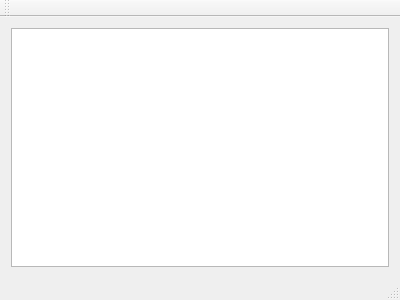
Before: the Qt Designer form mainwindow.ui in stoyan-shopov/troll, drawn with Qt 5.
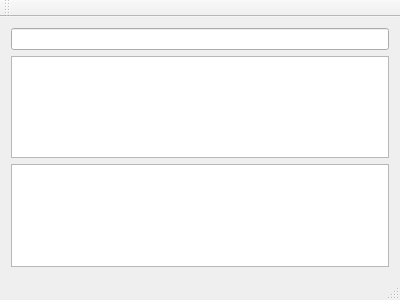
After: the same form once the commit is applied.

Commit message: initial integration of the sforth engine

The edit to the form file:
```diff
--- a/mainwindow.ui
+++ b/mainwindow.ui
@@ -15,6 +15,12 @@
   </property>
   <widget class="QWidget" name="centralWidget">
    <layout class="QVBoxLayout" name="verticalLayout">
+    <item>
+     <widget class="QLineEdit" name="lineEditSforthCommand"/>
+    </item>
+    <item>
+     <widget class="QPlainTextEdit" name="plainTextEditSforthConsole"/>
+    </item>
     <item>
      <widget class="QPlainTextEdit" name="plainTextEdit"/>
     </item>
```
The commit also changes 6 other files.
